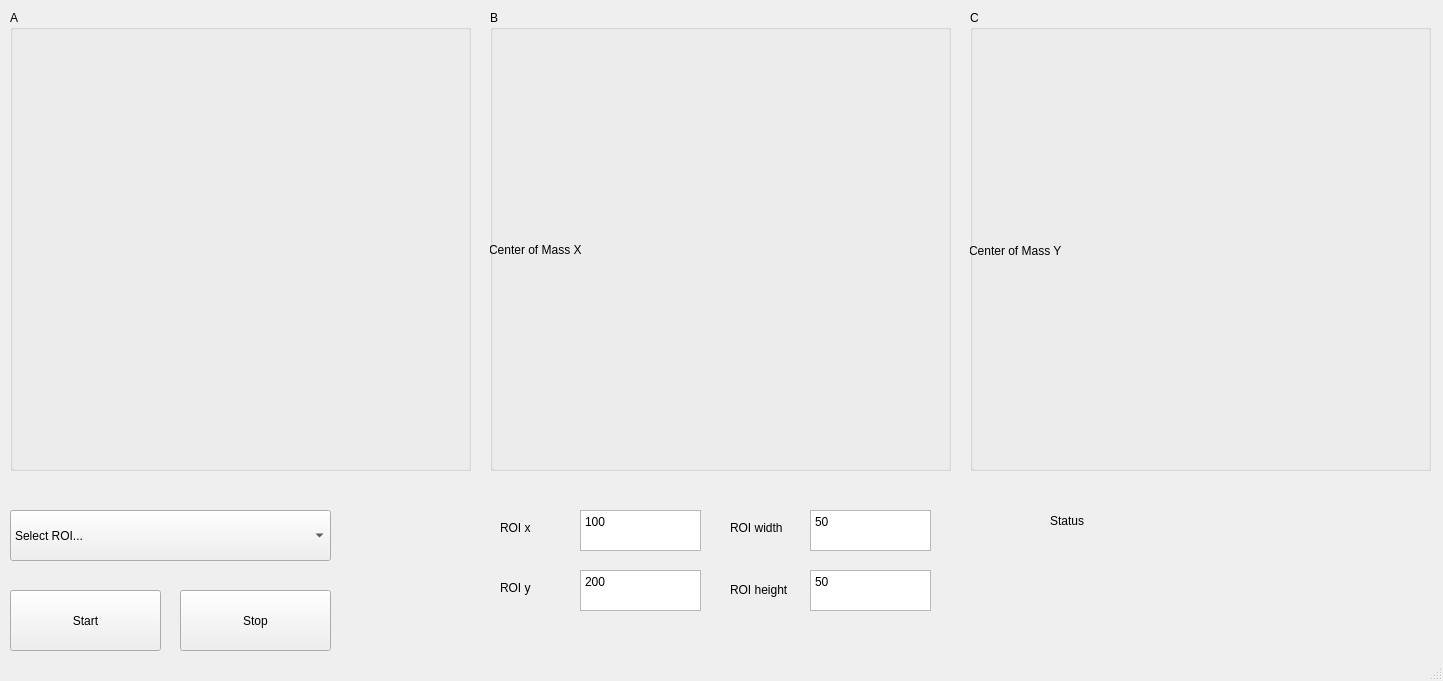
Before: the Qt Designer form gui/analysis_window.ui in AdvancedPhotonSource/DashPVA, drawn with Qt 5.
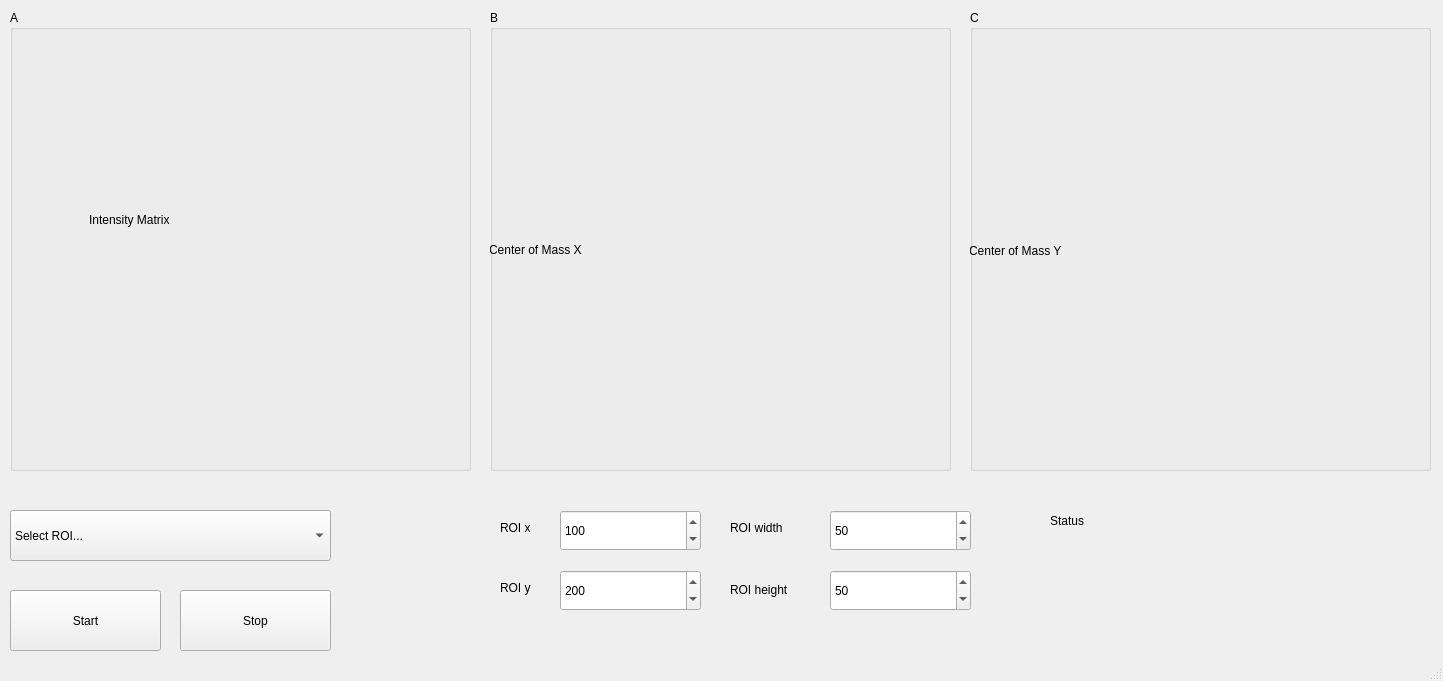
After: the same form once the commit is applied.

Commit message: Showing axis in analysis window and added ability to change roi in analysis window

The edit to the form file:
```diff
--- a/gui/analysis_window.ui
+++ b/gui/analysis_window.ui
@@ -29,13 +29,49 @@
     <widget class="QWidget" name="gridLayoutWidget">
      <property name="geometry">
       <rect>
-       <x>-1</x>
+       <x>79</x>
        <y>19</y>
-       <width>461</width>
-       <height>441</height>
+       <width>381</width>
+       <height>381</height>
       </rect>
      </property>
-     <layout class="QGridLayout" name="grid_a"/>
+     <layout class="QGridLayout" name="grid_a">
+      <item row="0" column="1">
+       <widget class="QLabel" name="intensity_matrix">
+        <property name="sizePolicy">
+         <sizepolicy hsizetype="Expanding" vsizetype="MinimumExpanding">
+          <horstretch>0</horstretch>
+          <verstretch>0</verstretch>
+         </sizepolicy>
+        </property>
+        <property name="text">
+         <string>Intensity Matrix</string>
+        </property>
+       </widget>
+      </item>
+     </layout>
+    </widget>
+    <widget class="QWidget" name="horizontalLayoutWidget">
+     <property name="geometry">
+      <rect>
+       <x>80</x>
+       <y>399</y>
+       <width>381</width>
+       <height>61</height>
+      </rect>
+     </property>
+     <layout class="QHBoxLayout" name="h_layout_intensity"/>
+    </widget>
+    <widget class="QWidget" name="verticalLayoutWidget">
+     <property name="geometry">
+      <rect>
+       <x>0</x>
+       <y>20</y>
+       <width>81</width>
+       <height>381</height>
+      </rect>
+     </property>
+     <layout class="QVBoxLayout" name="v_layout_intensity"/>
     </widget>
    </widget>
    <widget class="QGroupBox" name="gbox_b">
@@ -155,58 +191,6 @@
      <string>Stop</string>
     </property>
    </widget>
-   <widget class="QPlainTextEdit" name="roi_x">
-    <property name="geometry">
-     <rect>
-      <x>580</x>
-      <y>510</y>
-      <width>121</width>
-      <height>41</height>
-     </rect>
-    </property>
-    <property name="plainText">
-     <string>100</string>
-    </property>
-   </widget>
-   <widget class="QPlainTextEdit" name="roi_y">
-    <property name="geometry">
-     <rect>
-      <x>580</x>
-      <y>570</y>
-      <width>121</width>
-      <height>41</height>
-     </rect>
-    </property>
-    <property name="plainText">
-     <string>200</string>
-    </property>
-   </widget>
-   <widget class="QPlainTextEdit" name="roi_width">
-    <property name="geometry">
-     <rect>
-      <x>810</x>
-      <y>510</y>
-      <width>121</width>
-      <height>41</height>
-     </rect>
-    </property>
-    <property name="plainText">
-     <string>50</string>
-    </property>
-   </widget>
-   <widget class="QPlainTextEdit" name="roi_height">
-    <property name="geometry">
-     <rect>
-      <x>810</x>
-      <y>570</y>
-      <width>121</width>
-      <height>41</height>
-     </rect>
-    </property>
-    <property name="plainText">
-     <string>50</string>
-    </property>
-   </widget>
    <widget class="QLabel" name="label">
     <property name="geometry">
      <rect>
@@ -238,7 +222,7 @@
      <rect>
       <x>730</x>
       <y>520</y>
-      <width>60</width>
+      <width>71</width>
       <height>16</height>
      </rect>
     </property>
@@ -272,6 +256,70 @@
      <string>Status</string>
     </property>
    </widget>
+   <widget class="QSpinBox" name="roi_x">
+    <property name="geometry">
+     <rect>
+      <x>560</x>
+      <y>510</y>
+      <width>141</width>
+      <height>41</height>
+     </rect>
+    </property>
+    <property name="maximum">
+     <number>1000000000</number>
+    </property>
+    <property name="value">
+     <number>100</number>
+    </property>
+   </widget>
+   <widget class="QSpinBox" name="roi_y">
+    <property name="geometry">
+     <rect>
+      <x>560</x>
+      <y>570</y>
+      <width>141</width>
+      <height>41</height>
+     </rect>
+    </property>
+    <property name="maximum">
+     <number>1000000000</number>
+    </property>
+    <property name="value">
+     <number>200</number>
+    </property>
+   </widget>
+   <widget class="QSpinBox" name="roi_width">
+    <property name="geometry">
+     <rect>
+      <x>830</x>
+      <y>510</y>
+      <width>141</width>
+      <height>41</height>
+     </rect>
+    </property>
+    <property name="maximum">
+     <number>1000000000</number>
+    </property>
+    <property name="value">
+     <number>50</number>
+    </property>
+   </widget>
+   <widget class="QSpinBox" name="roi_height">
+    <property name="geometry">
+     <rect>
+      <x>830</x>
+      <y>570</y>
+      <width>141</width>
+      <height>41</height>
+     </rect>
+    </property>
+    <property name="maximum">
+     <number>1000000000</number>
+    </property>
+    <property name="value">
+     <number>50</number>
+    </property>
+   </widget>
   </widget>
   <widget class="QStatusBar" name="statusbar"/>
  </widget>
```
The commit also changes 3 other files.
